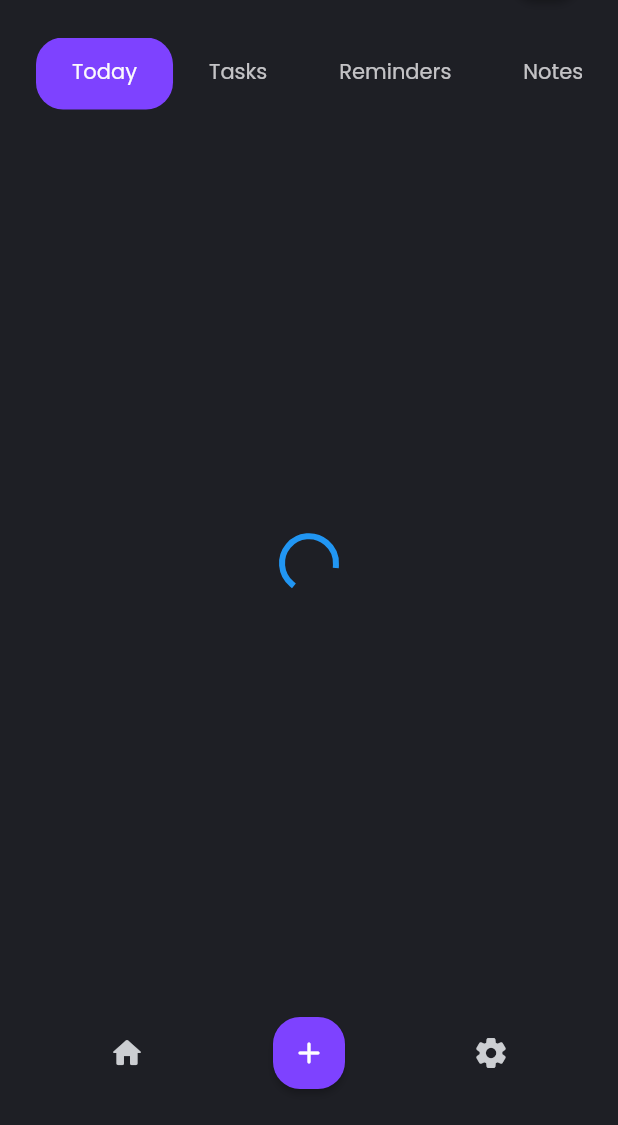
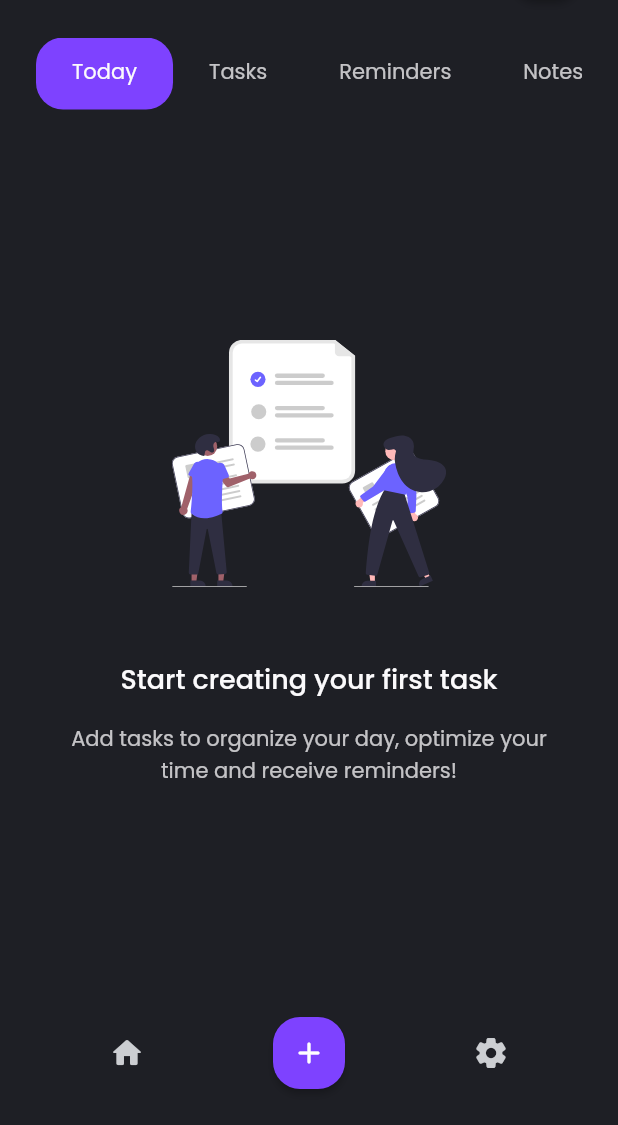
Before and after one commit to federicodesia/task_manager, a Flutter app: the first screen one second after launch, on a phone screen of 412 x 824 dp, the part 111-1236 px from its top. Run offline on Flutter 3.47's test engine with Material 2 defaults, Android fonts, the phone set to English and light mode, and no system bars; our stand-ins replace bloc, flutter_bloc, flutter_svg; missing offline and left inert: automatic_animated_list; statements that could not run were skipped.

Commit message:
EmptySpace

```diff
--- /dev/null
+++ b/lib/components/empty_space.dart
@@ -0,0 +1,52 @@
+import 'package:flutter/material.dart';
+import 'package:flutter_svg/flutter_svg.dart';
+import 'package:task_manager/constants.dart';
+
+class EmptySpace extends StatelessWidget{
+
+  final String svgImage;
+  final double svgHeight;
+  final String header;
+  final String description;
+
+  const EmptySpace({
+    required this.svgImage,
+    required this.svgHeight,
+    required this.header,
+    required this.description,
+  });
+
+  @override
+  Widget build(BuildContext context) {
+    return Column(
+      children: [
+        SizedBox(
+          height: svgHeight,
+          child: SvgPicture.asset(svgImage)
+        ),
+
+        SizedBox(height: 48.0),
+
+        Text(
+          header,
+          textAlign: TextAlign.center,
+          style: cTitleTextStyle.copyWith(fontSize: 18.0),
+          maxLines: 2,
+          overflow: TextOverflow.ellipsis,
+        ),
+        SizedBox(height: 16.0),
+
+        FractionallySizedBox(
+          widthFactor: 0.9,
+          child: Text(
+            description,
+            textAlign: TextAlign.center,
+            style: cLightTextStyle,
+            maxLines: 4,
+            overflow: TextOverflow.ellipsis,
+          ),
+        )
+      ],
+    );
+  }
+}
--- a/lib/repositories/task_repository.dart
+++ b/lib/repositories/task_repository.dart
@@ -7,16 +7,16 @@ class TaskRepository{
   List<Task> taskList = [];
 
   Future<List<Task>> fetchTasks() async {
-    await Future.delayed(Duration(seconds: 1));
+    await Future.delayed(Duration(milliseconds: 500));
     return List.of(_generateTaskList());
   }
 
   List<Task> _generateTaskList(){
-    taskList.add(Task("Wake up buddy", "", DateTime.now()));
-    taskList.add(Task("Daily workout", "", DateTime.now()));
-    taskList.add(Task("Shrink project kick off", "Skype call, kick off with Elena and Andrew from Shrink", DateTime.now()));
-    taskList.add(Task("Hangouts Sushi", "Lauch with Julia, fight this quarantine with humor", DateTime.now()));
-    taskList.sort((a,b) => a.dateTime.compareTo(b.dateTime));
+    //taskList.add(Task("Wake up buddy", "", DateTime.now()));
+    //taskList.add(Task("Daily workout", "", DateTime.now()));
+    //taskList.add(Task("Shrink project kick off", "Skype call, kick off with Elena and Andrew from Shrink", DateTime.now()));
+    //taskList.add(Task("Hangouts Sushi", "Lauch with Julia, fight this quarantine with humor", DateTime.now()));
+    //taskList.sort((a,b) => a.dateTime.compareTo(b.dateTime));
     return taskList;
   }
 
--- a/lib/tabs/today_tab.dart
+++ b/lib/tabs/today_tab.dart
@@ -1,6 +1,7 @@
 import 'package:flutter/material.dart';
 import 'package:flutter_bloc/flutter_bloc.dart';
 import 'package:task_manager/blocs/task/task_bloc.dart';
+import 'package:task_manager/components/empty_space.dart';
 import 'package:task_manager/components/lists/animated_task_list.dart';
 import 'package:task_manager/constants.dart';
 
@@ -28,7 +29,18 @@ class _TodayTabState extends State<TodayTab>{
 
         if(state is TaskLoadSuccess){
           if(state.tasks.isEmpty){
-            return Center(child: Text("No content"));
+            return Center(
+              child: SingleChildScrollView(
+                padding: EdgeInsets.all(cPadding),
+                physics: BouncingScrollPhysics(),
+                child: EmptySpace(
+                  svgImage: "assets/svg/completed_tasks.svg",
+                  svgHeight: MediaQuery.of(context).size.width * 0.4,
+                  header: "Start creating your first task",
+                  description: "Add tasks to organize your day, optimize your time and receive reminders!",
+                ),
+              ),
+            );
           }
 
           return ListView(
--- a/pubspec.yaml
+++ b/pubspec.yaml
@@ -25,6 +25,7 @@ dependencies:
     sdk: flutter
   intl: ^0.17.0
   flutter_bloc: ^7.2.0
+  flutter_svg: ^0.22.0
   automatic_animated_list: ^1.0.0
 
   # The following adds the Cupertino Icons font to your application.
@@ -52,6 +53,7 @@ flutter:
   #   - images/a_dot_ham.jpeg
   assets:
     - assets/icons/
+    - assets/svg/
 
   # An image asset can refer to one or more resolution-specific "variants", see
   # https://flutter.dev/assets-and-images/#resolution-aware.
```
Also changed, not shown: assets/svg/completed_tasks.svg (added), pubspec.lock.
